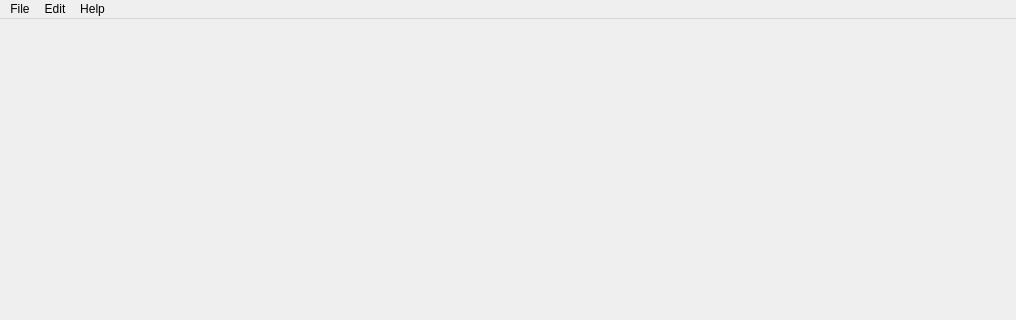
Qt form forms/mainWindow.ui (KarandaevRuslan/Multidimensional-geometrical-editor) before a commit; both pictures show x 0 to 1016 and y 0 to 320 of the 1016 by 631 pixel window.
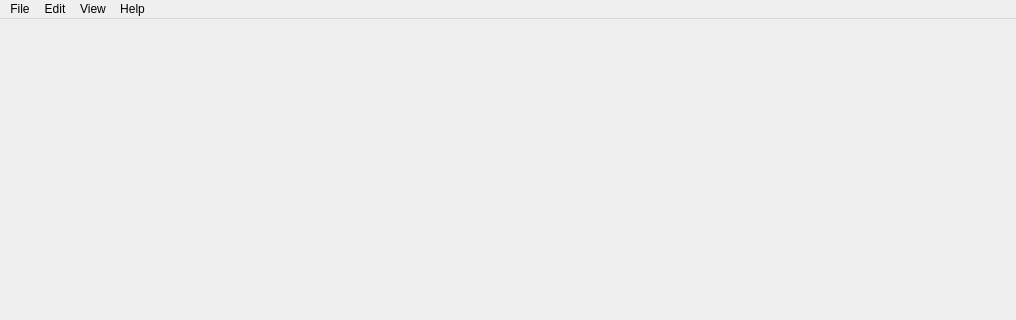
The same form after that commit.

```diff
--- a/forms/mainWindow.ui
+++ b/forms/mainWindow.ui
@@ -58,8 +58,14 @@
     </property>
     <addaction name="actionAbout"/>
    </widget>
+   <widget class="QMenu" name="menuView">
+    <property name="title">
+     <string>View</string>
+    </property>
+   </widget>
    <addaction name="menuFile"/>
    <addaction name="menuEdit"/>
+   <addaction name="menuView"/>
    <addaction name="menuHelp"/>
   </widget>
   <widget class="QStatusBar" name="statusBar"/>
```
